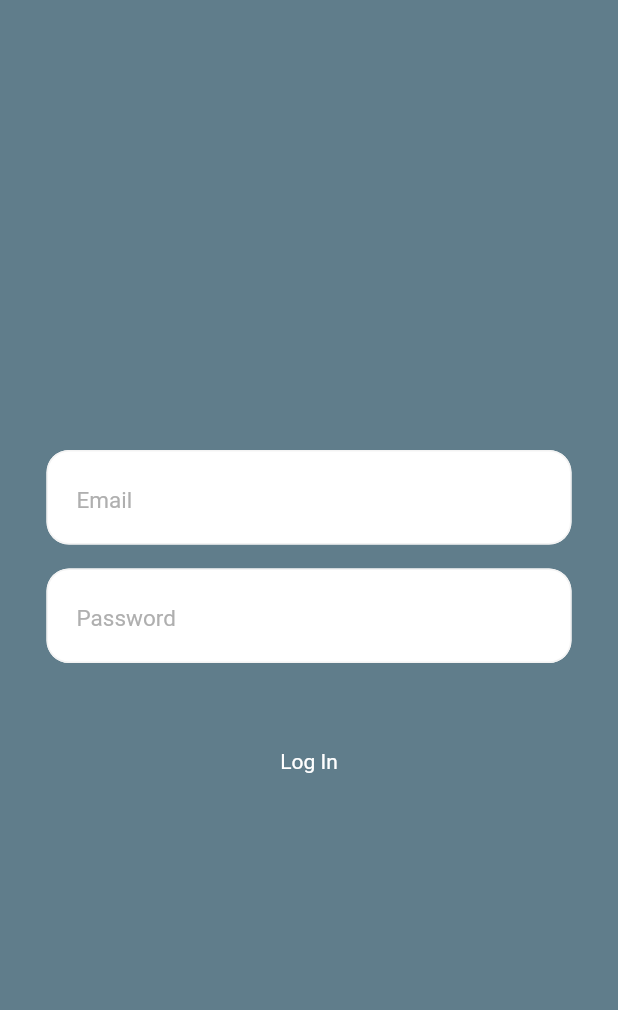
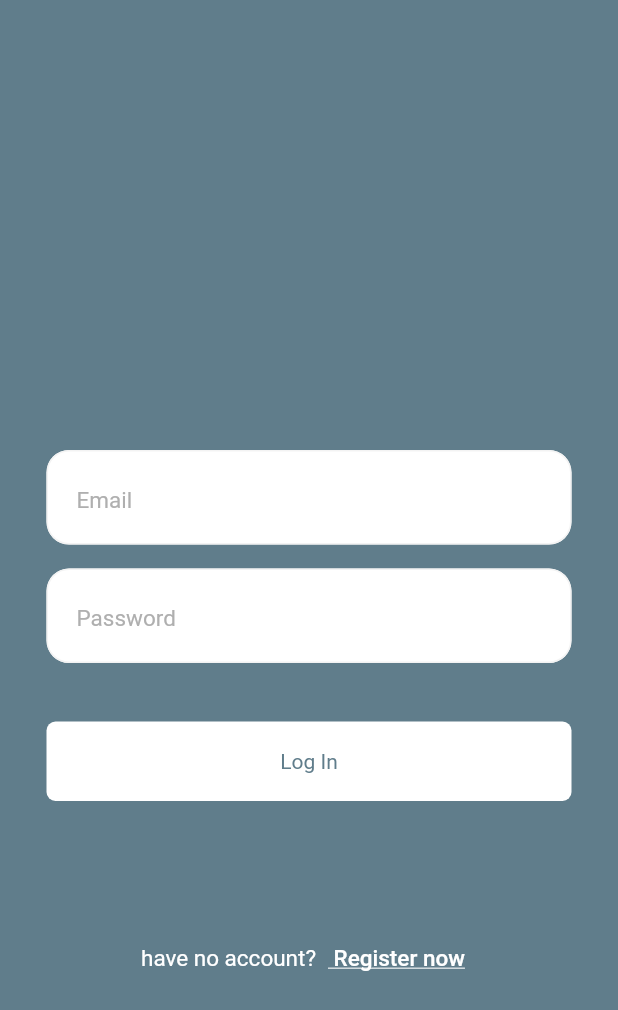
Before and after one commit to moh28/firebase-auth, a Flutter app: the screen it shows after launch, on a phone screen of 412 x 824 dp. Shown: the top 1010 px of the screen. Run offline on Flutter 3.47's test engine with Material 2 defaults, Android fonts, the phone set to English and light mode, and no system bars; our stand-ins replace firebase_auth, firebase_core, flutter_bloc, kiwi; accounts and stored records are empty.

Commit message:
6 commit

```diff
--- a/lib/core/widgets/app_button.dart
+++ b/lib/core/widgets/app_button.dart
@@ -37,7 +37,7 @@ class AppButton extends StatelessWidget {
               borderRadius: BorderRadius.circular(borderRadius ?? 6),
             ),
             child: Center(
-              child: Text(component,style: const TextStyle(color: Colors.white),),
+              child: Text(component,style: const TextStyle(color: primaryColor),),
             )
         ),
       ),
--- a/lib/screens/auth/login/view.dart
+++ b/lib/screens/auth/login/view.dart
@@ -3,6 +3,7 @@ import 'package:dimo/core/widgets/app_button.dart';
 import 'package:dimo/core/widgets/app_input.dart';
 import 'package:dimo/screens/auth/login/bloc/states.dart';
 import 'package:dimo/screens/auth/register/view.dart';
+import 'package:dimo/screens/chat/view.dart';
 import 'package:flutter/material.dart';
 import 'package:flutter_bloc/flutter_bloc.dart';
 import 'package:kiwi/kiwi.dart';
@@ -65,6 +66,7 @@ class _LogInScreenState extends State<LogInScreen> {
                   bloc: bloc,
                   builder: (BuildContext context, state) {
                     return AppButton(
+                      color: Colors.white,
                       top: 31,
                       bottom: 31,
                       onTap: () {
@@ -82,7 +84,7 @@ class _LogInScreenState extends State<LogInScreen> {
                         content: Text(state.msg),
                       ));
                       AppRouter.navigateAndFinish(
-                          context, const RegisterScreen());
+                          context, const ChatPage());
                     } else if (state is LogInWrongPasswordState) {
                       ScaffoldMessenger.of(context).showSnackBar(SnackBar(
                         content: Text(state.msg),
@@ -102,6 +104,34 @@ class _LogInScreenState extends State<LogInScreen> {
                     }
                   },
                 ),
+                Padding(
+                  padding: const EdgeInsets.only(bottom: 50, top: 50),
+                  child: Row(
+                    mainAxisAlignment: MainAxisAlignment.center,
+                    children: [
+                      const Text(
+                        'have no account?',
+                        style: TextStyle(
+                          fontSize: 15,
+                          color: Colors.white,
+                        ),
+                      ),
+                      TextButton(
+                        onPressed: () {
+                          AppRouter.navigateAndFinish(context, const RegisterScreen());
+                        },
+                        child: const Text(
+                          ' Register now',
+                          style: TextStyle(
+                            decoration: TextDecoration.underline,
+                            fontSize: 15,
+                            color:  Colors.white,
+                          ),
+                        ),
+                      ),
+                    ],
+                  ),
+                ),
               ],
             ),
           ),
--- a/pubspec.yaml
+++ b/pubspec.yaml
@@ -39,6 +39,7 @@ dependencies:
   firebase_auth: ^4.8.0
   flutter_bloc: ^8.1.3
   kiwi: ^4.1.0
+  cloud_firestore: ^4.9.1
 
 dev_dependencies:
   flutter_test:
```
Also changed, not shown: lib/screens/auth/register/view.dart (+29 -0 lines), lib/screens/chat/component/item_avatar.dart (added, +23 -0 lines), lib/screens/chat/component/item_chat.dart (added, +50 -0 lines), lib/screens/chat/view.dart (added, +76 -0 lines), pubspec.lock, 2 other files.
